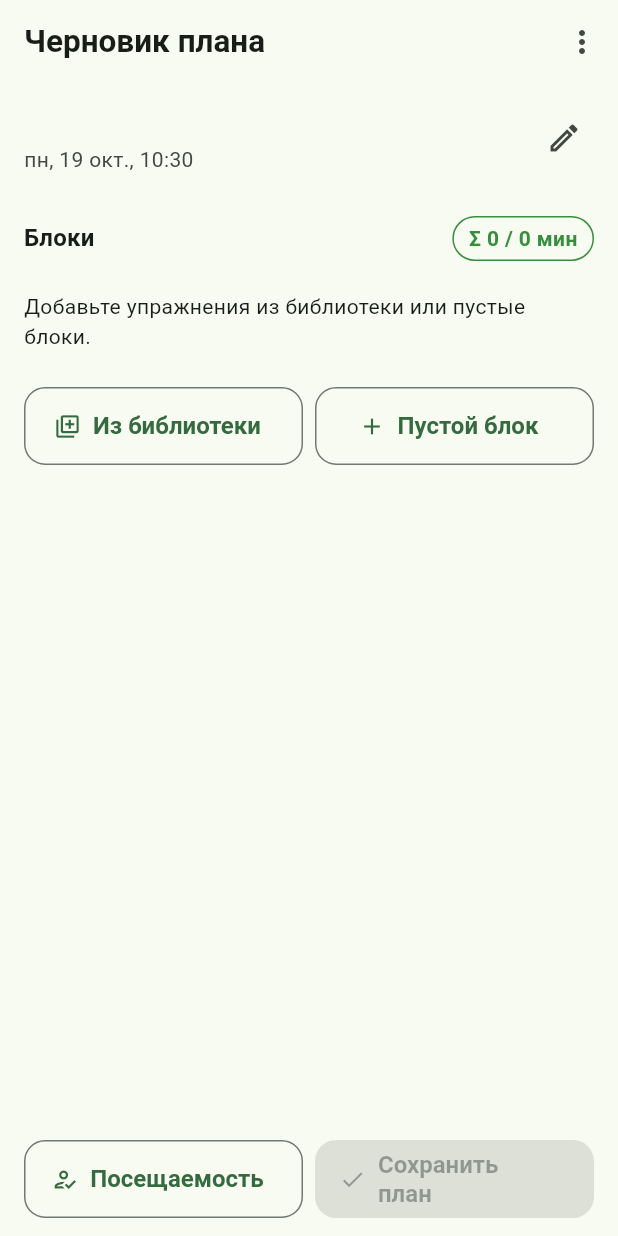
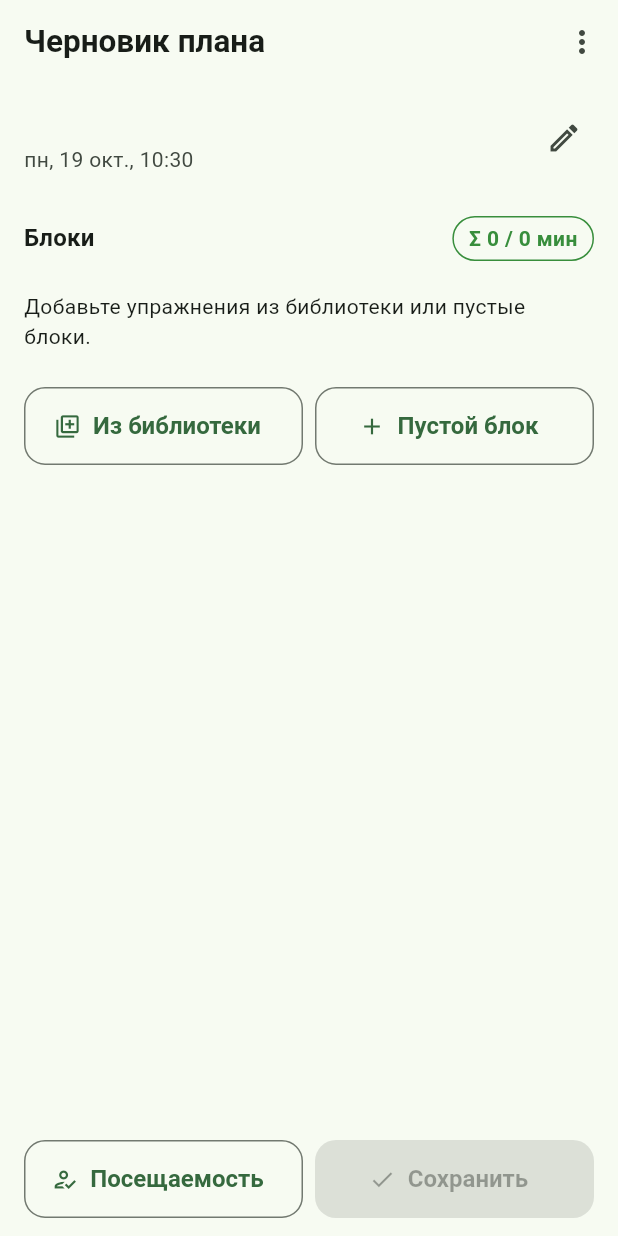
Before and after one commit to Hidan744/coachpilot, a Flutter app: the _PlanEditor screen opened directly with empty values, on a phone screen of 412 x 824 dp. Run offline on Flutter 3.47's test engine with Material 3 defaults, Android fonts, the phone set to English and light mode, and no system bars; our stand-ins replace connectivity_plus, drift, drift_flutter, flutter_riverpod, flutter_secure_storage, go_router and 1 more; accounts and stored records are empty; generated files the repository leaves out were written again.

Commit message:
Plan editor: keep the save button label on one line
Co-Authored-By: Claude Opus 5.5 <noreply@anthropic.com>
Claude-Session: https://claude.ai/code/session_01WxPr7JznF484kaPbebbfej

```diff
--- a/app/lib/ui/screens/sessions/sessions_screens.dart
+++ b/app/lib/ui/screens/sessions/sessions_screens.dart
@@ -656,7 +656,7 @@ class _PlanEditor extends ConsumerWidget {
                   ? FilledButton.icon(
                       key: const Key('plan_save'),
                       icon: const Icon(Icons.check),
-                      label: const Text('Сохранить план'),
+                      label: const Text('Сохранить', maxLines: 1),
                       onPressed: s.blocks.isEmpty
                           ? null
                           : () async {
```
Also changed, not shown: 2 other files.
